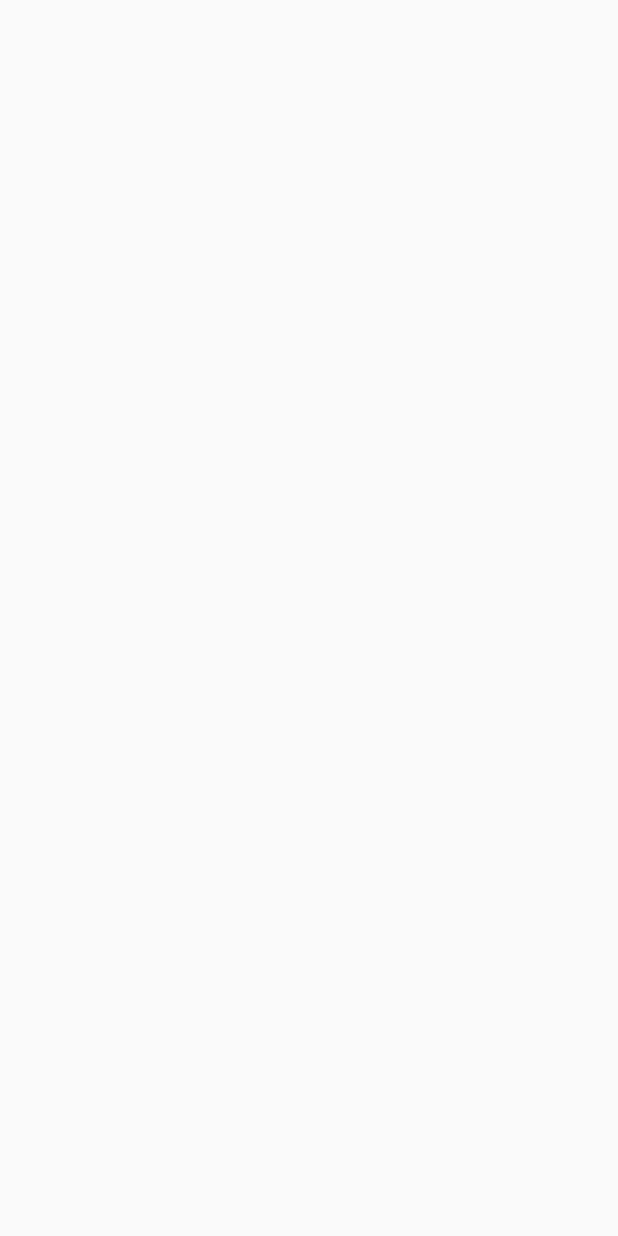
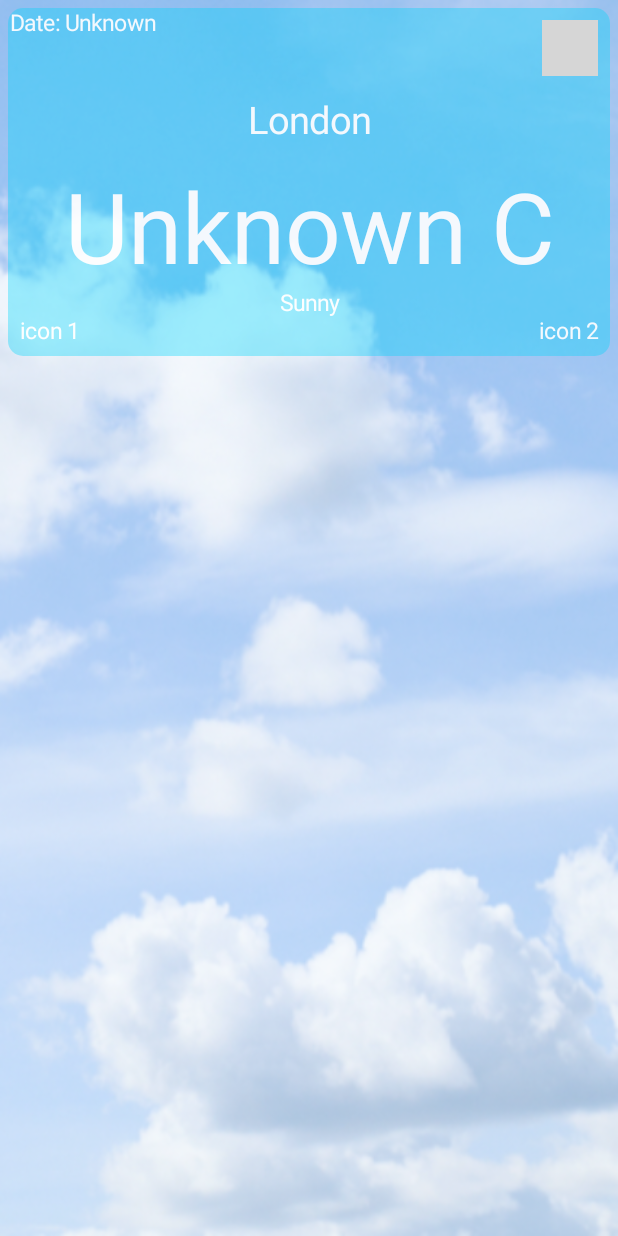
Before and after one commit to DmitrySergienko/WeatherCompose, an Android app built with Jetpack Compose: the screen it shows after launch (MainActivity), on a phone screen of 412 x 824 dp. Before the commit the screen is empty. Run offline under Robolectric (Android 15) with nearby library versions, the phone set to English and light mode, and no system bars; our stand-ins replace Volley; pictures from the network do not load; grey boxes are pictures that could not be loaded.

Commit message:
5.Date uploaded from weatherapi.com

```diff
--- a/app/build.gradle
+++ b/app/build.gradle
@@ -46,11 +46,17 @@ android {
 }
 
 dependencies {
+    //coroutines
+    implementation("org.jetbrains.kotlinx:kotlinx-coroutines-core:1.6.2")
+    implementation 'org.jetbrains.kotlinx:kotlinx-coroutines-android:1.6.2'
+    implementation 'com.jakewharton.retrofit:retrofit2-kotlin-coroutines-adapter:0.9.2'
 
     //Coil for Compose
     implementation("io.coil-kt:coil-compose:2.0.0-rc01")
     //GSON converter
     implementation 'com.squareup.retrofit2:converter-gson:2.9.0'
+    //Volley
+    implementation 'com.android.volley:volley:1.2.1'
 
     implementation 'androidx.core:core-ktx:1.7.0'
     implementation "androidx.compose.ui:ui:$compose_version"
--- a/app/src/main/java/com/weathercompose/MainActivity.kt
+++ b/app/src/main/java/com/weathercompose/MainActivity.kt
@@ -3,13 +3,7 @@ package com.weathercompose
 import android.os.Bundle
 import androidx.activity.ComponentActivity
 import androidx.activity.compose.setContent
-import androidx.compose.foundation.layout.fillMaxSize
-import androidx.compose.material.MaterialTheme
-import androidx.compose.material.Surface
-import androidx.compose.material.Text
-import androidx.compose.runtime.Composable
-import androidx.compose.ui.Modifier
-import androidx.compose.ui.tooling.preview.Preview
+import com.weathercompose.screens.MainScreen
 import com.weathercompose.ui.theme.WeatherComposeTheme
 
 class MainActivity : ComponentActivity() {
@@ -17,7 +11,7 @@ class MainActivity : ComponentActivity() {
         super.onCreate(savedInstanceState)
         setContent {
             WeatherComposeTheme {
-
+                MainScreen("London",this)
             }
         }
     }
--- a/app/src/main/java/com/weathercompose/screens/MainScreen.kt
+++ b/app/src/main/java/com/weathercompose/screens/MainScreen.kt
@@ -1,12 +1,19 @@
 package com.weathercompose.screens
 
 
+import android.content.Context
+import android.util.Log
+import android.widget.EditText
 import androidx.compose.runtime.Composable
 import androidx.compose.foundation.Image
+import androidx.compose.foundation.clickable
 import androidx.compose.foundation.layout.*
 import androidx.compose.foundation.shape.RoundedCornerShape
 import androidx.compose.material.Card
 import androidx.compose.material.Text
+import androidx.compose.runtime.MutableState
+import androidx.compose.runtime.mutableStateOf
+import androidx.compose.runtime.remember
 import androidx.compose.ui.Alignment
 import androidx.compose.ui.Modifier
 import androidx.compose.ui.draw.alpha
@@ -18,13 +25,24 @@ import androidx.compose.ui.tooling.preview.Preview
 import androidx.compose.ui.unit.dp
 import androidx.compose.ui.unit.sp
 import coil.compose.AsyncImage
+import com.android.volley.Request
+import com.android.volley.toolbox.StringRequest
+import com.android.volley.toolbox.Volley
 import com.weathercompose.R
 import com.weathercompose.ui.theme.BlueLight
+import com.weathercompose.ui.theme.WeatherComposeTheme
+import org.json.JSONObject
+
+const val API_KEY = "886e042c31bc49c3a3f131017220902"
 
 
-@Preview(showBackground = true)
 @Composable
-fun MainScreen() {
+fun MainScreen(cityName: String, context: Context) {
+
+    val stateTemp = remember { mutableStateOf("Unknown") }
+    val stateDate = remember { mutableStateOf("Unknown") }
+
+   // getTemperature("London")
     Image(
         painter = painterResource(id = R.drawable.ic_back_new),
         contentDescription = "imageBack",
@@ -41,7 +59,7 @@ fun MainScreen() {
         Card(
             modifier = Modifier
                 .fillMaxWidth()
-                .alpha(0.7f),
+                .alpha(0.9f),
             backgroundColor = BlueLight,
             elevation = 0.dp,
             shape = RoundedCornerShape(10.dp)
@@ -54,9 +72,14 @@ fun MainScreen() {
                     modifier = Modifier.fillMaxWidth(),
                     horizontalArrangement = Arrangement.SpaceBetween
                 ) {
+
                     Text(
-                        modifier = Modifier.padding(top = 8.dp, start = 8.dp),
-                        text = "20 July 2022",
+                        modifier = Modifier
+                            .padding(1.dp)
+
+                            .clickable { getConditions(cityName, context, stateDate) },
+
+                        text = "Date: ${stateDate.value}",
                         style = TextStyle(fontSize = 15.sp),
                         color = Color.White
                     )
@@ -64,15 +87,107 @@ fun MainScreen() {
                         model = "https://cdn.weatherapi.com/weather/64x64/day/113.png",
                         contentDescription = "imageIcon",
                         modifier = Modifier
-                            .size(35.dp)
-                            .padding(top = 8.dp, end = 80.dp)
+                            .size(45.dp)
+                            .padding(top = 8.dp, end = 8.dp)
                     )
 
                 }
+                Text(
+                    modifier = Modifier.padding(15.dp),
+                    text = "London",
+                    style = TextStyle(fontSize = 25.sp),
+                    color = Color.White
+                )
+
+                Text(
+                    modifier = Modifier
+                        .padding(top = 5.dp)
+                        .clickable {
+                            getTemperature(cityName, context, stateTemp)
+                        },
+
+                    text = "${stateTemp.value} C",
+                    style = TextStyle(fontSize = 65.sp),
+                    color = Color.White
+                )
+                Text(
+                    modifier = Modifier.padding(1.dp),
+                    text = "Sunny",
+                    style = TextStyle(fontSize = 15.sp),
+                    color = Color.White
+                )
+                Row(
+                    modifier = Modifier.fillMaxWidth(),
+                    horizontalArrangement = Arrangement.SpaceBetween
+                ) {
+                    Text(
+                        modifier = Modifier.padding(bottom = 8.dp, start = 8.dp),
+                        text = "icon 1",
+                        style = TextStyle(fontSize = 15.sp),
+                        color = Color.White
+                    )
+                    Text(
+                        modifier = Modifier.padding(bottom = 8.dp, end = 8.dp),
+                        text = "icon 2",
+                        style = TextStyle(fontSize = 15.sp),
+                        color = Color.White
+                    )
+                }
             }
+        }
+    }
+}
 
+
+
+@Preview(showBackground = true)
+@Composable
+fun MyBackgroundView(){
+    WeatherComposeTheme{
+        //MainScreen()
+    }
+}
+
+fun getTemperature(name: String, context: Context, mState: MutableState<String>) {
+    val url = "https://api.weatherapi.com/v1/current.json" +
+            "?key=$API_KEY&" +
+            "q=$name" +
+            "&aqi=no"
+    val queue = Volley.newRequestQueue(context)
+    val stringRequest = StringRequest(
+        Request.Method.GET,
+        url,
+        { response ->
+            val obj = JSONObject(response)
+            val temp = obj.getJSONObject("current")
+            mState.value = temp.getString("temp_c")
+            Log.d("MyLog", "Response: ${temp.getString("temp_c")}")
+        },
+        {
+            Log.d("MyLog", "Volley error: $it")
         }
+    )
+    queue.add(stringRequest)
+}
 
-    }
-
+fun getConditions(name: String, context: Context, mState: MutableState<String>) {
+    val url = "https://api.weatherapi.com/v1/current.json" +
+            "?key=$API_KEY&" +
+            "q=$name" +
+            "&aqi=no"
+    val queue = Volley.newRequestQueue(context)
+    val stringRequest = StringRequest(
+        Request.Method.GET,
+        url,
+        { response ->
+            val obj = JSONObject(response)
+            val temp = obj.getJSONObject("current")
+            mState.value = temp.getString("last_updated")
+            //Log.d("MyLog", "Response: ${temp.getString("last_updated")}")
+        },
+        {
+            Log.d("MyLog", "Volley error: $it")
+        }
+    )
+    queue.add(stringRequest)
 }
```
